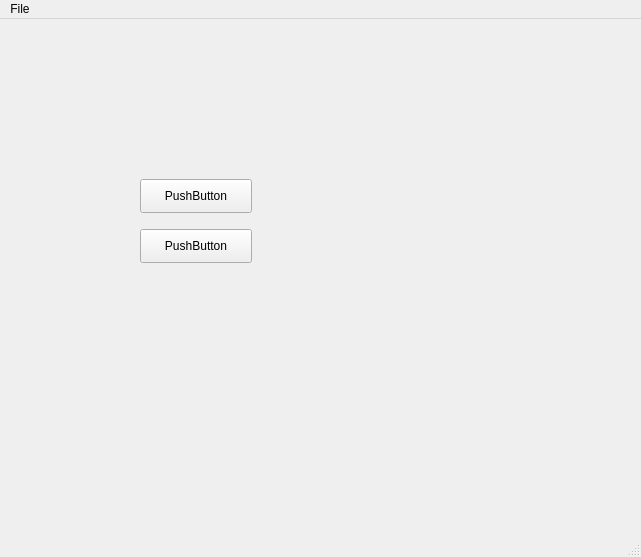
The window that mwdDiopomat.ui (PawelDarlak/DiopomatCalc) describes before a commit, drawn with Qt 5.
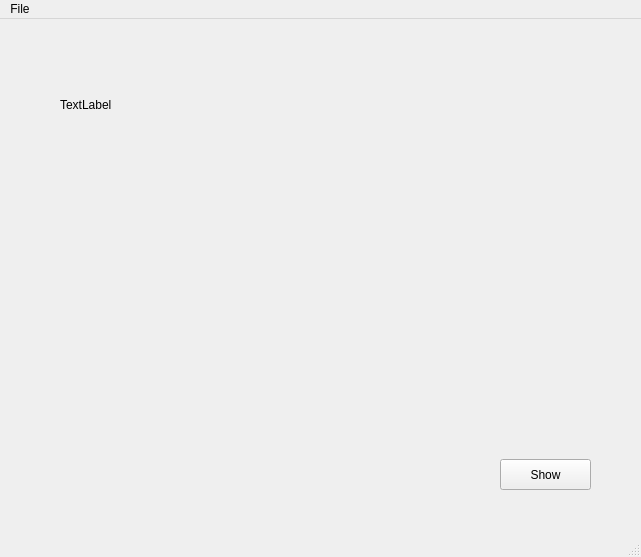
The same window after the commit. Icons and pictures are not drawn.

```diff
--- a/mwdDiopomat.ui
+++ b/mwdDiopomat.ui
@@ -33,27 +33,27 @@
     </property>
     <property name="geometry">
      <rect>
-      <x>140</x>
-      <y>160</y>
-      <width>112</width>
-      <height>34</height>
+      <x>500</x>
+      <y>440</y>
+      <width>91</width>
+      <height>31</height>
      </rect>
     </property>
     <property name="text">
-     <string>PushButton</string>
+     <string>Show</string>
     </property>
    </widget>
-   <widget class="QPushButton" name="pushButton_2">
+   <widget class="QLabel" name="label">
     <property name="geometry">
      <rect>
-      <x>140</x>
-      <y>210</y>
-      <width>112</width>
-      <height>34</height>
+      <x>60</x>
+      <y>70</y>
+      <width>91</width>
+      <height>31</height>
      </rect>
     </property>
     <property name="text">
-     <string>PushButton</string>
+     <string>TextLabel</string>
     </property>
    </widget>
   </widget>
```
Left out of the diff: 2 changed lines with no effect on the pictures.
